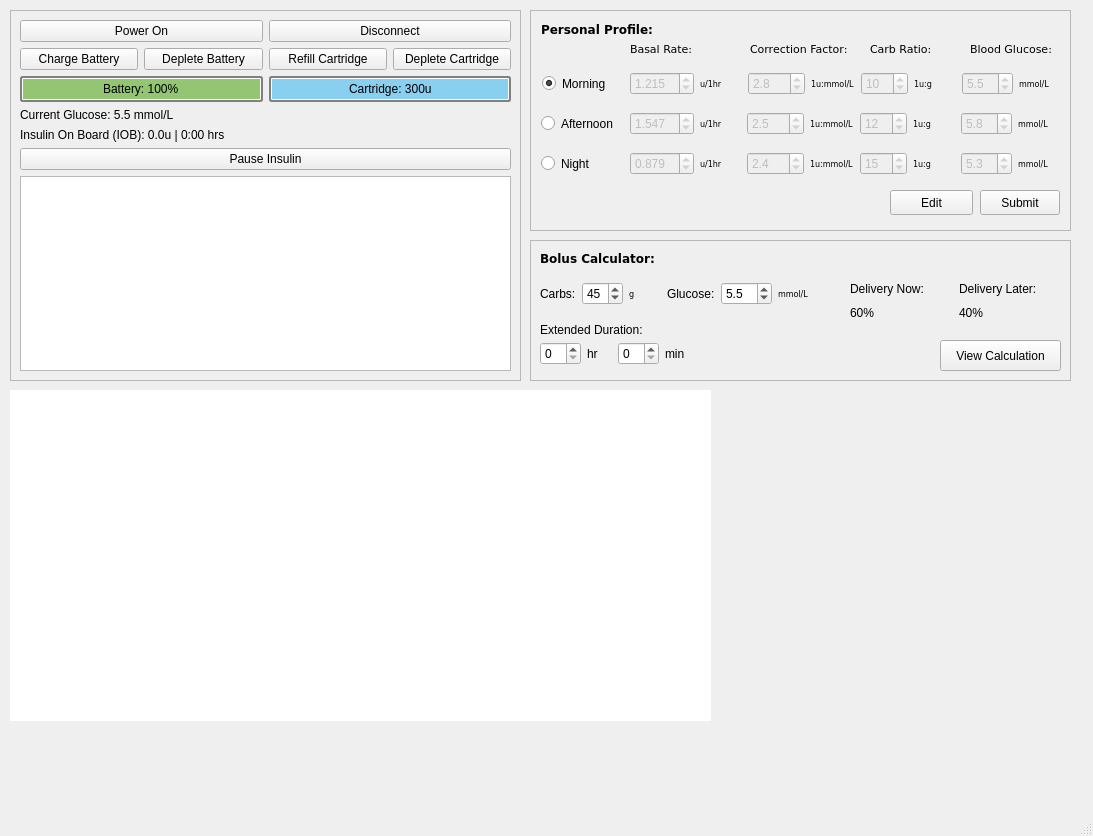
rae-shi/comp3004Team17InsulinPump, file InsulinPump/mainwindow.ui: the form before one commit.
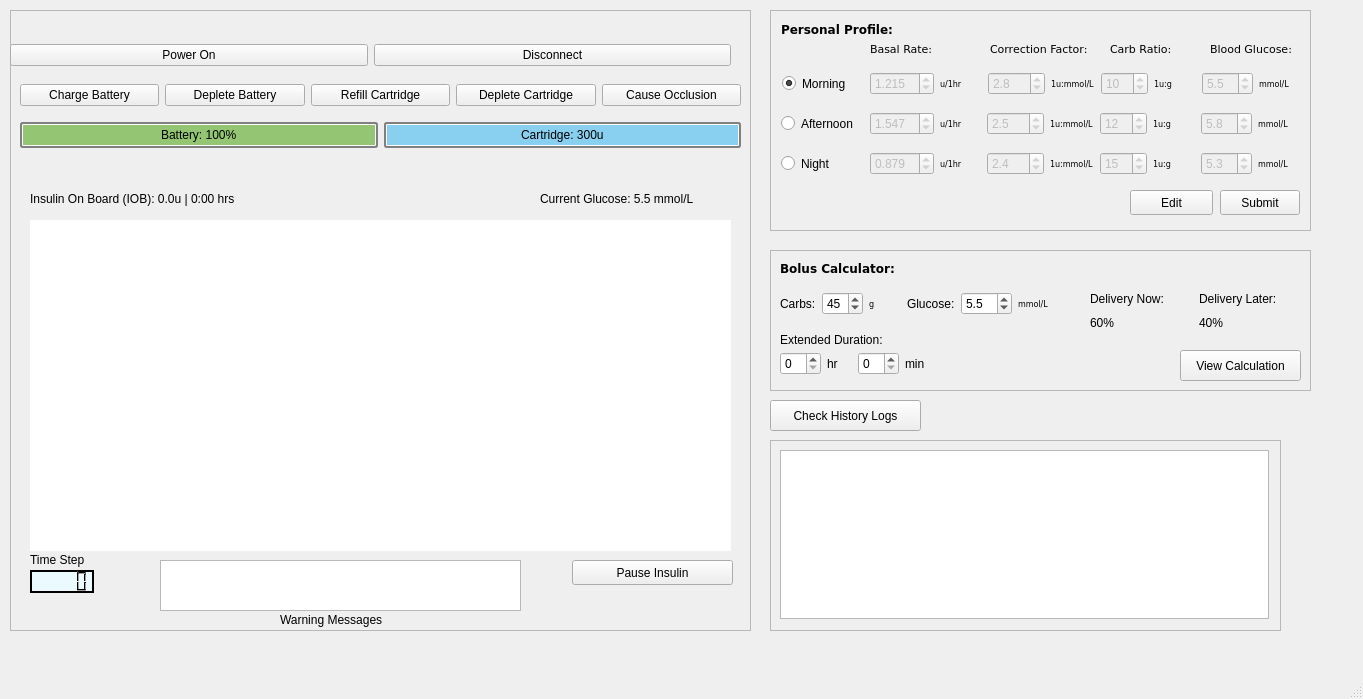
The form after the commit.

Commit message: change gui+ add check history + Errors log + occlusion button

Patch:
```diff
--- a/InsulinPump/mainwindow.ui
+++ b/InsulinPump/mainwindow.ui
@@ -6,8 +6,8 @@
    <rect>
     <x>0</x>
     <y>0</y>
-    <width>1093</width>
-    <height>836</height>
+    <width>1363</width>
+    <height>699</height>
    </rect>
   </property>
   <widget class="QWidget" name="centralwidget">
@@ -16,156 +16,612 @@
      <rect>
       <x>10</x>
       <y>10</y>
-      <width>511</width>
-      <height>371</height>
+      <width>741</width>
+      <height>621</height>
      </rect>
     </property>
+    <property name="minimumSize">
+     <size>
+      <width>741</width>
+      <height>551</height>
+     </size>
+    </property>
     <property name="frameShape">
      <enum>QFrame::StyledPanel</enum>
     </property>
-    <widget class="QWidget" name="layoutWidget">
+    <widget class="QFrame" name="horizontalFrame">
      <property name="geometry">
       <rect>
+       <x>20</x>
+       <y>210</y>
+       <width>701</width>
+       <height>331</height>
+      </rect>
+     </property>
+     <property name="autoFillBackground">
+      <bool>false</bool>
+     </property>
+     <property name="styleSheet">
+      <string notr="true">background-color: rgb(255, 255, 255);</string>
+     </property>
+     <property name="frameShadow">
+      <enum>QFrame::Sunken</enum>
+     </property>
+    </widget>
+    <widget class="QLabel" name="IOBLabel">
+     <property name="geometry">
+      <rect>
+       <x>20</x>
+       <y>180</y>
+       <width>249</width>
+       <height>17</height>
+      </rect>
+     </property>
+     <property name="text">
+      <string>Insulin On Board (IOB): 0.0u | 0:00 hrs</string>
+     </property>
+    </widget>
+    <widget class="QLabel" name="glucoseLabel">
+     <property name="geometry">
+      <rect>
+       <x>530</x>
+       <y>180</y>
+       <width>188</width>
+       <height>17</height>
+      </rect>
+     </property>
+     <property name="text">
+      <string>Current Glucose: 5.5 mmol/L</string>
+     </property>
+    </widget>
+    <widget class="QWidget" name="layoutWidget_7">
+     <property name="geometry">
+      <rect>
        <x>10</x>
-       <y>10</y>
-       <width>491</width>
-       <height>351</height>
+       <y>70</y>
+       <width>721</width>
+       <height>31</height>
       </rect>
      </property>
-     <layout class="QVBoxLayout" name="mainLayout">
+     <layout class="QHBoxLayout" name="topLayout_2">
       <item>
-       <layout class="QHBoxLayout" name="buttonLayout">
-        <item>
-         <widget class="QPushButton" name="startButton">
-          <property name="text">
-           <string>Power On</string>
-          </property>
-         </widget>
-        </item>
-        <item>
-         <widget class="QPushButton" name="disconnectButton">
-          <property name="text">
-           <string>Disconnect</string>
-          </property>
-         </widget>
-        </item>
-       </layout>
+       <widget class="QPushButton" name="chargeButton">
+        <property name="text">
+         <string>Charge Battery</string>
+        </property>
+       </widget>
       </item>
       <item>
-       <layout class="QHBoxLayout" name="buttonLayout_2">
-        <item>
-         <widget class="QPushButton" name="chargeButton">
-          <property name="text">
-           <string>Charge Battery</string>
-          </property>
-         </widget>
-        </item>
-        <item>
-         <widget class="QPushButton" name="depleteBatteryButton">
-          <property name="text">
-           <string>Deplete Battery</string>
-          </property>
-         </widget>
-        </item>
-        <item>
-         <widget class="QPushButton" name="refillCartridgeButton">
-          <property name="text">
-           <string>Refill Cartridge</string>
-          </property>
-         </widget>
-        </item>
-        <item>
-         <widget class="QPushButton" name="depleteCartridgeButton">
-          <property name="text">
-           <string>Deplete Cartridge</string>
-          </property>
-         </widget>
-        </item>
-       </layout>
+       <widget class="QPushButton" name="depleteBatteryButton">
+        <property name="text">
+         <string>Deplete Battery</string>
+        </property>
+       </widget>
       </item>
       <item>
-       <layout class="QHBoxLayout" name="topLayout">
-        <item>
-         <widget class="QProgressBar" name="batteryBar">
-          <property name="styleSheet">
-           <string notr="true">QProgressBar{ text-align:center; border: 2px solid grey; border-radius: 3px;} QProgressBar::chunk {background-color: #93C572; margin: 0.5px;}</string>
-          </property>
-          <property name="minimum">
-           <number>0</number>
-          </property>
-          <property name="maximum">
-           <number>100</number>
-          </property>
-          <property name="value">
-           <number>100</number>
-          </property>
-          <property name="format">
-           <string>Battery: %p%</string>
-          </property>
-         </widget>
-        </item>
-        <item>
-         <widget class="QProgressBar" name="cartridge">
-          <property name="styleSheet">
-           <string notr="true">QProgressBar{ text-align:center; border: 2px solid grey; border-radius: 3px;}  QProgressBar::chunk {background-color: #89CFF0;margin: 0.5px;;}  </string>
-          </property>
-          <property name="maximum">
-           <number>300</number>
-          </property>
-          <property name="value">
-           <number>300</number>
-          </property>
-          <property name="textVisible">
-           <bool>true</bool>
-          </property>
-          <property name="invertedAppearance">
-           <bool>false</bool>
-          </property>
-          <property name="format">
-           <string>Cartridge: %vu</string>
-          </property>
-         </widget>
-        </item>
-       </layout>
+       <widget class="QPushButton" name="refillCartridgeButton">
+        <property name="text">
+         <string>Refill Cartridge</string>
+        </property>
+       </widget>
       </item>
       <item>
-       <widget class="QLabel" name="glucoseLabel">
+       <widget class="QPushButton" name="depleteCartridgeButton">
         <property name="text">
-         <string>Current Glucose: 5.5 mmol/L</string>
+         <string>Deplete Cartridge</string>
         </property>
        </widget>
       </item>
       <item>
-       <widget class="QLabel" name="IOBLabel">
+       <widget class="QPushButton" name="occlusion">
         <property name="text">
-         <string>Insulin On Board (IOB): 0.0u | 0:00 hrs</string>
+         <string>Cause Occlusion</string>
         </property>
        </widget>
       </item>
+     </layout>
+    </widget>
+    <widget class="QWidget" name="layoutWidget_8">
+     <property name="geometry">
+      <rect>
+       <x>0</x>
+       <y>30</y>
+       <width>721</width>
+       <height>31</height>
+      </rect>
+     </property>
+     <layout class="QHBoxLayout" name="topLayout_3">
       <item>
-       <widget class="QPushButton" name="pauseIns">
+       <widget class="QPushButton" name="startButton">
         <property name="text">
-         <string>Pause Insulin</string>
+         <string>Power On</string>
         </property>
        </widget>
       </item>
       <item>
-       <widget class="QPlainTextEdit" name="logOutput">
+       <widget class="QPushButton" name="disconnectButton">
+        <property name="text">
+         <string>Disconnect</string>
+        </property>
+       </widget>
+      </item>
+     </layout>
+    </widget>
+    <widget class="QLCDNumber" name="timeStep">
+     <property name="geometry">
+      <rect>
+       <x>20</x>
+       <y>560</y>
+       <width>64</width>
+       <height>23</height>
+      </rect>
+     </property>
+     <property name="palette">
+      <palette>
+       <active>
+        <colorrole role="WindowText">
+         <brush brushstyle="SolidPattern">
+          <color alpha="255">
+           <red>0</red>
+           <green>0</green>
+           <blue>0</blue>
+          </color>
+         </brush>
+        </colorrole>
+        <colorrole role="Button">
+         <brush brushstyle="SolidPattern">
+          <color alpha="255">
+           <red>234</red>
+           <green>250</green>
+           <blue>255</blue>
+          </color>
+         </brush>
+        </colorrole>
+        <colorrole role="Light">
+         <brush brushstyle="SolidPattern">
+          <color alpha="255">
+           <red>0</red>
+           <green>0</green>
+           <blue>0</blue>
+          </color>
+         </brush>
+        </colorrole>
+        <colorrole role="Text">
+         <brush brushstyle="SolidPattern">
+          <color alpha="255">
+           <red>0</red>
+           <green>0</green>
+           <blue>0</blue>
+          </color>
+         </brush>
+        </colorrole>
+        <colorrole role="BrightText">
+         <brush brushstyle="SolidPattern">
+          <color alpha="255">
+           <red>0</red>
+           <green>0</green>
+           <blue>0</blue>
+          </color>
+         </brush>
+        </colorrole>
+        <colorrole role="ButtonText">
+         <brush brushstyle="SolidPattern">
+          <color alpha="255">
+           <red>0</red>
+           <green>0</green>
+           <blue>0</blue>
+          </color>
+         </brush>
+        </colorrole>
+        <colorrole role="Base">
+         <brush brushstyle="SolidPattern">
+          <color alpha="255">
+           <red>234</red>
+           <green>250</green>
+           <blue>255</blue>
+          </color>
+         </brush>
+        </colorrole>
+        <colorrole role="Window">
+         <brush brushstyle="SolidPattern">
+          <color alpha="255">
+           <red>234</red>
+           <green>250</green>
+           <blue>255</blue>
+          </color>
+         </brush>
+        </colorrole>
+        <colorrole role="HighlightedText">
+         <brush brushstyle="SolidPattern">
+          <color alpha="255">
+           <red>0</red>
+           <green>0</green>
+           <blue>0</blue>
+          </color>
+         </brush>
+        </colorrole>
+        <colorrole role="AlternateBase">
+         <brush brushstyle="SolidPattern">
+          <color alpha="255">
+           <red>0</red>
+           <green>0</green>
+           <blue>0</blue>
+          </color>
+         </brush>
+        </colorrole>
+        <colorrole role="ToolTipBase">
+         <brush brushstyle="SolidPattern">
+          <color alpha="255">
+           <red>0</red>
+           <green>0</green>
+           <blue>0</blue>
+          </color>
+         </brush>
+        </colorrole>
+        <colorrole role="PlaceholderText">
+         <brush brushstyle="SolidPattern">
+          <color alpha="255">
+           <red>0</red>
+           <green>0</green>
+           <blue>0</blue>
+          </color>
+         </brush>
+        </colorrole>
+       </active>
+       <inactive>
+        <colorrole role="WindowText">
+         <brush brushstyle="SolidPattern">
+          <color alpha="255">
+           <red>0</red>
+           <green>0</green>
+           <blue>0</blue>
+          </color>
+         </brush>
+        </colorrole>
+        <colorrole role="Button">
+         <brush brushstyle="SolidPattern">
+          <color alpha="255">
+           <red>234</red>
+           <green>250</green>
+           <blue>255</blue>
+          </color>
+         </brush>
+        </colorrole>
+        <colorrole role="Light">
+         <brush brushstyle="SolidPattern">
+          <color alpha="255">
+           <red>0</red>
+           <green>0</green>
+           <blue>0</blue>
+          </color>
+         </brush>
+        </colorrole>
+        <colorrole role="Text">
+         <brush brushstyle="SolidPattern">
+          <color alpha="255">
+           <red>0</red>
+           <green>0</green>
+           <blue>0</blue>
+          </color>
+         </brush>
+        </colorrole>
+        <colorrole role="BrightText">
+         <brush brushstyle="SolidPattern">
+          <color alpha="255">
+           <red>0</red>
+           <green>0</green>
+           <blue>0</blue>
+          </color>
+         </brush>
+        </colorrole>
+        <colorrole role="ButtonText">
+         <brush brushstyle="SolidPattern">
+          <color alpha="255">
+           <red>0</red>
+           <green>0</green>
+           <blue>0</blue>
+          </color>
+         </brush>
+        </colorrole>
+        <colorrole role="Base">
+         <brush brushstyle="SolidPattern">
+          <color alpha="255">
+           <red>234</red>
+           <green>250</green>
+           <blue>255</blue>
+          </color>
+         </brush>
+        </colorrole>
+        <colorrole role="Window">
+         <brush brushstyle="SolidPattern">
+          <color alpha="255">
+           <red>234</red>
+           <green>250</green>
+           <blue>255</blue>
+          </color>
+         </brush>
+        </colorrole>
+        <colorrole role="HighlightedText">
+         <brush brushstyle="SolidPattern">
+          <color alpha="255">
+           <red>0</red>
+           <green>0</green>
+           <blue>0</blue>
+          </color>
+         </brush>
+        </colorrole>
+        <colorrole role="AlternateBase">
+         <brush brushstyle="SolidPattern">
+          <color alpha="255">
+           <red>0</red>
+           <green>0</green>
+           <blue>0</blue>
+          </color>
+         </brush>
+        </colorrole>
+        <colorrole role="ToolTipBase">
+         <brush brushstyle="SolidPattern">
+          <color alpha="255">
+           <red>0</red>
+           <green>0</green>
+           <blue>0</blue>
+          </color>
+         </brush>
+        </colorrole>
+        <colorrole role="PlaceholderText">
+         <brush brushstyle="SolidPattern">
+          <color alpha="255">
+           <red>0</red>
+           <green>0</green>
+           <blue>0</blue>
+          </color>
+         </brush>
+        </colorrole>
+       </inactive>
+       <disabled>
+        <colorrole role="WindowText">
+         <brush brushstyle="SolidPattern">
+          <color alpha="255">
+           <red>0</red>
+           <green>0</green>
+           <blue>0</blue>
+          </color>
+         </brush>
+        </colorrole>
+        <colorrole role="Button">
+         <brush brushstyle="SolidPattern">
+          <color alpha="255">
+           <red>234</red>
+           <green>250</green>
+           <blue>255</blue>
+          </color>
+         </brush>
+        </colorrole>
+        <colorrole role="Light">
+         <brush brushstyle="SolidPattern">
+          <color alpha="255">
+           <red>0</red>
+           <green>0</green>
+           <blue>0</blue>
+          </color>
+         </brush>
+        </colorrole>
+        <colorrole role="Text">
+         <brush brushstyle="SolidPattern">
+          <color alpha="255">
+           <red>0</red>
+           <green>0</green>
+           <blue>0</blue>
+          </color>
+         </brush>
+        </colorrole>
+        <colorrole role="BrightText">
+         <brush brushstyle="SolidPattern">
+          <color alpha="255">
+           <red>0</red>
+           <green>0</green>
+           <blue>0</blue>
+          </color>
+         </brush>
+        </colorrole>
+        <colorrole role="ButtonText">
+         <brush brushstyle="SolidPattern">
+          <color alpha="255">
+           <red>0</red>
+           <green>0</green>
+           <blue>0</blue>
+          </color>
+         </brush>
+        </colorrole>
+        <colorrole role="Base">
+         <brush brushstyle="SolidPattern">
+          <color alpha="255">
+           <red>234</red>
+           <green>250</green>
+           <blue>255</blue>
+          </color>
+         </brush>
+        </colorrole>
+        <colorrole role="Window">
+         <brush brushstyle="SolidPattern">
+          <color alpha="255">
+           <red>234</red>
+           <green>250</green>
+           <blue>255</blue>
+          </color>
+         </brush>
+        </colorrole>
+        <colorrole role="HighlightedText">
+         <brush brushstyle="SolidPattern">
+          <color alpha="255">
+           <red>0</red>
+           <green>0</green>
+           <blue>0</blue>
+          </color>
+         </brush>
+        </colorrole>
+        <colorrole role="AlternateBase">
+         <brush brushstyle="SolidPattern">
+          <color alpha="255">
+           <red>0</red>
+           <green>0</green>
+           <blue>0</blue>
+          </color>
+         </brush>
+        </colorrole>
+        <colorrole role="ToolTipBase">
+         <brush brushstyle="SolidPattern">
+          <color alpha="255">
+           <red>0</red>
+           <green>0</green>
+           <blue>0</blue>
+          </color>
+         </brush>
+        </colorrole>
+        <colorrole role="PlaceholderText">
+         <brush brushstyle="SolidPattern">
+          <color alpha="255">
+           <red>0</red>
+           <green>0</green>
+           <blue>0</blue>
+          </color>
+         </brush>
+        </colorrole>
+       </disabled>
+      </palette>
+     </property>
+     <property name="font">
+      <font>
+       <pointsize>12</pointsize>
+       <weight>75</weight>
+       <bold>true</bold>
+      </font>
+     </property>
+     <property name="autoFillBackground">
+      <bool>false</bool>
+     </property>
+     <property name="styleSheet">
+      <string notr="true">QLCDNumber { background-color:rgb(234, 250, 255); color: black; border: 2px solid black;}
+
+</string>
+     </property>
+     <property name="segmentStyle">
+      <enum>QLCDNumber::Filled</enum>
+     </property>
+    </widget>
+    <widget class="QLabel" name="extendedDurationLabel_3">
+     <property name="geometry">
+      <rect>
+       <x>20</x>
+       <y>540</y>
+       <width>91</width>
+       <height>20</height>
+      </rect>
+     </property>
+     <property name="text">
+      <string>Time Step</string>
+     </property>
+    </widget>
+    <widget class="QPlainTextEdit" name="errorLog">
+     <property name="geometry">
+      <rect>
+       <x>150</x>
+       <y>550</y>
+       <width>361</width>
+       <height>51</height>
+      </rect>
+     </property>
+     <property name="styleSheet">
+      <string notr="true"/>
+     </property>
+     <property name="readOnly">
+      <bool>true</bool>
+     </property>
+    </widget>
+    <widget class="QLabel" name="extendedDurationLabel_4">
+     <property name="geometry">
+      <rect>
+       <x>270</x>
+       <y>600</y>
+       <width>131</width>
+       <height>20</height>
+      </rect>
+     </property>
+     <property name="text">
+      <string>Warning Messages</string>
+     </property>
+    </widget>
+    <widget class="QWidget" name="">
+     <property name="geometry">
+      <rect>
+       <x>10</x>
+       <y>110</y>
+       <width>721</width>
+       <height>31</height>
+      </rect>
+     </property>
+     <layout class="QHBoxLayout" name="topLayout">
+      <item>
+       <widget class="QProgressBar" name="batteryBar">
         <property name="styleSheet">
-         <string notr="true"/>
+         <string notr="true">QProgressBar{ text-align:center; border: 2px solid grey; border-radius: 3px;} QProgressBar::chunk {background-color: #93C572; margin: 0.5px;}</string>
         </property>
-        <property name="readOnly">
+        <property name="minimum">
+         <number>0</number>
+        </property>
+        <property name="maximum">
+         <number>100</number>
+        </property>
+        <property name="value">
+         <number>100</number>
+        </property>
+        <property name="format">
+         <string>Battery: %p%</string>
+        </property>
+       </widget>
+      </item>
+      <item>
+       <widget class="QProgressBar" name="cartridge">
+        <property name="styleSheet">
+         <string notr="true">QProgressBar{ text-align:center; border: 2px solid grey; border-radius: 3px;}  QProgressBar::chunk {background-color: #89CFF0;margin: 0.5px;;}  </string>
+        </property>
+        <property name="maximum">
+         <number>300</number>
+        </property>
+        <property name="value">
+         <number>300</number>
+        </property>
+        <property name="textVisible">
          <bool>true</bool>
         </property>
+        <property name="invertedAppearance">
+         <bool>false</bool>
+        </property>
+        <property name="format">
+         <string>Cartridge: %vu</string>
+        </property>
        </widget>
       </item>
      </layout>
     </widget>
+    <widget class="QPushButton" name="pauseIns">
+     <property name="geometry">
+      <rect>
+       <x>562</x>
+       <y>550</y>
+       <width>161</width>
+       <height>25</height>
+      </rect>
+     </property>
+     <property name="text">
+      <string>Pause Insulin</string>
+     </property>
+    </widget>
    </widget>
    <widget class="QFrame" name="profileFrame">
     <property name="geometry">
      <rect>
-      <x>530</x>
+      <x>770</x>
       <y>10</y>
       <width>541</width>
       <height>221</height>
@@ -717,8 +1173,8 @@
    <widget class="QFrame" name="bolusFrame">
     <property name="geometry">
      <rect>
-      <x>530</x>
-      <y>240</y>
+      <x>770</x>
+      <y>250</y>
       <width>541</width>
       <height>141</height>
      </rect>
@@ -923,25 +1379,50 @@
      </layout>
     </widget>
    </widget>
-   <widget class="QFrame" name="horizontalFrame">
+   <widget class="QPushButton" name="checkHistory">
     <property name="geometry">
      <rect>
-      <x>10</x>
-      <y>390</y>
-      <width>701</width>
-      <height>331</height>
+      <x>770</x>
+      <y>400</y>
+      <width>151</width>
+      <height>31</height>
      </rect>
     </property>
-    <property name="autoFillBackground">
-     <bool>false</bool>
+    <property name="text">
+     <string>Check History Logs</string>
     </property>
-    <property name="styleSheet">
-     <string notr="true">background-color: rgb(255, 255, 255);</string>
+   </widget>
+   <widget class="QFrame" name="logFrame">
+    <property name="geometry">
+     <rect>
+      <x>770</x>
+      <y>440</y>
+      <width>511</width>
+      <height>191</height>
+     </rect>
+    </property>
+    <property name="frameShape">
+     <enum>QFrame::StyledPanel</enum>
     </property>
     <property name="frameShadow">
-     <enum>QFrame::Sunken</enum>
+     <enum>QFrame::Raised</enum>
     </property>
-    <layout class="QHBoxLayout" name="horizontalLayout"/>
+    <widget class="QPlainTextEdit" name="logOutput">
+     <property name="geometry">
+      <rect>
+       <x>10</x>
+       <y>10</y>
+       <width>489</width>
+       <height>169</height>
+      </rect>
+     </property>
+     <property name="styleSheet">
+      <string notr="true"/>
+     </property>
+     <property name="readOnly">
+      <bool>true</bool>
+     </property>
+    </widget>
    </widget>
   </widget>
   <widget class="QMenuBar" name="menubar">
```
Left out of the diff: 2 changed lines with no effect on the pictures. The commit also changes 4 other files.
